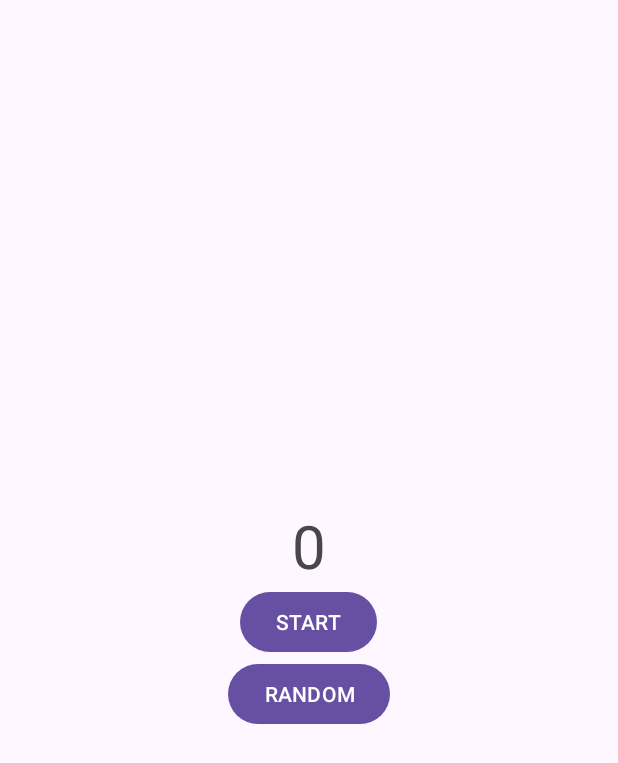
After one commit to penanrajput/AsyncTasks, an Android app: the layout activity_async_task.xml on its own in the app's theme, with its tools: preview values and no code run, on a phone screen of 412 x 824 dp. The commit adds this screen. Shown: the top 763 px of the screen. Run offline under Robolectric (Android 15) with nearby library versions, the phone set to English and light mode, and no system bars.

Commit message:
final update

```diff
--- /dev/null
+++ b/app/src/main/res/layout/activity_async_task.xml
@@ -0,0 +1,35 @@
+<?xml version="1.0" encoding="utf-8"?>
+<FrameLayout xmlns:android="http://schemas.android.com/apk/res/android"
+    xmlns:tools="http://schemas.android.com/tools"
+    android:id="@+id/main"
+    android:layout_width="match_parent"
+    android:layout_height="match_parent"
+    tools:context=".AsyncTaskActivity">
+
+    <LinearLayout
+        android:layout_width="wrap_content"
+        android:layout_height="wrap_content"
+        android:layout_gravity="center"
+        android:gravity="center_horizontal"
+        android:orientation="vertical">
+
+        <TextView
+            android:id="@+id/tvCounter"
+            android:layout_width="wrap_content"
+            android:layout_height="wrap_content"
+            android:text="0"
+            android:textSize="40sp" />
+
+        <Button
+            android:id="@+id/btnStart"
+            android:layout_width="wrap_content"
+            android:layout_height="wrap_content"
+            android:text="START" />
+
+        <Button
+            android:id="@+id/btnRandom"
+            android:layout_width="wrap_content"
+            android:layout_height="wrap_content"
+            android:text="RANDOM" />
+    </LinearLayout>
+</FrameLayout>
```
Also changed, not shown: app/src/main/AndroidManifest.xml (+6 -1 lines), app/src/main/java/com/example/asynctasks/AsyncTaskActivity.java (added, +91 -0 lines), app/src/main/java/com/example/asynctasks/MainActivity.java (+19 -4 lines), app/src/main/res/layout/list_view_fruit.xml (deleted, +0 -8 lines).
